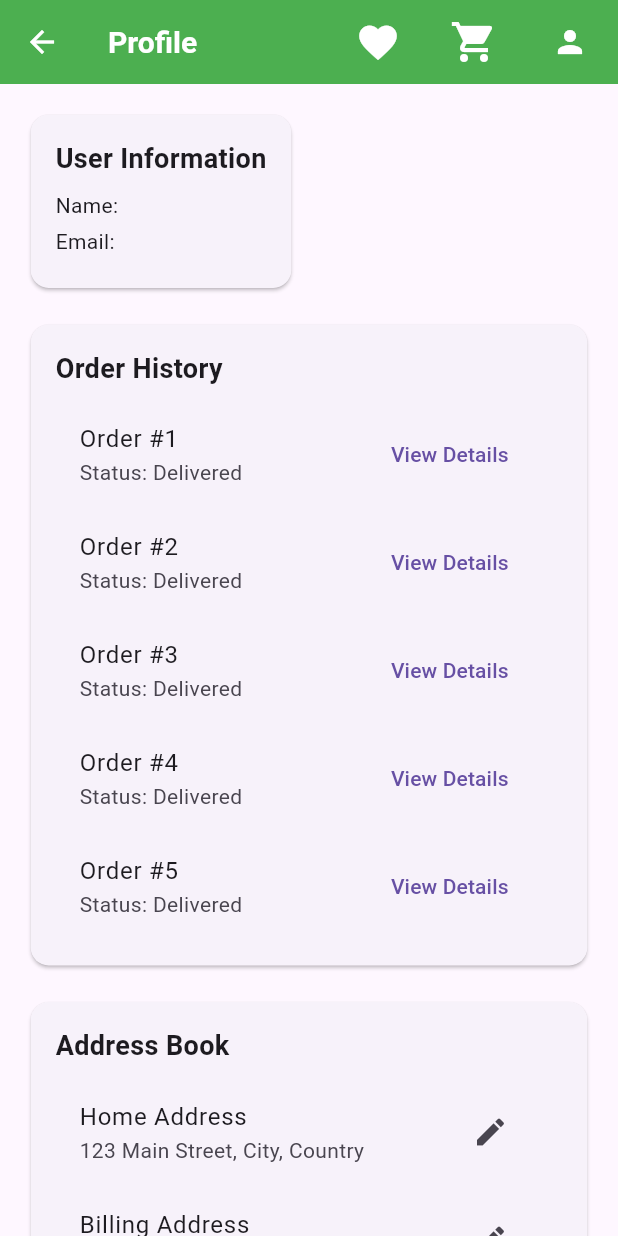
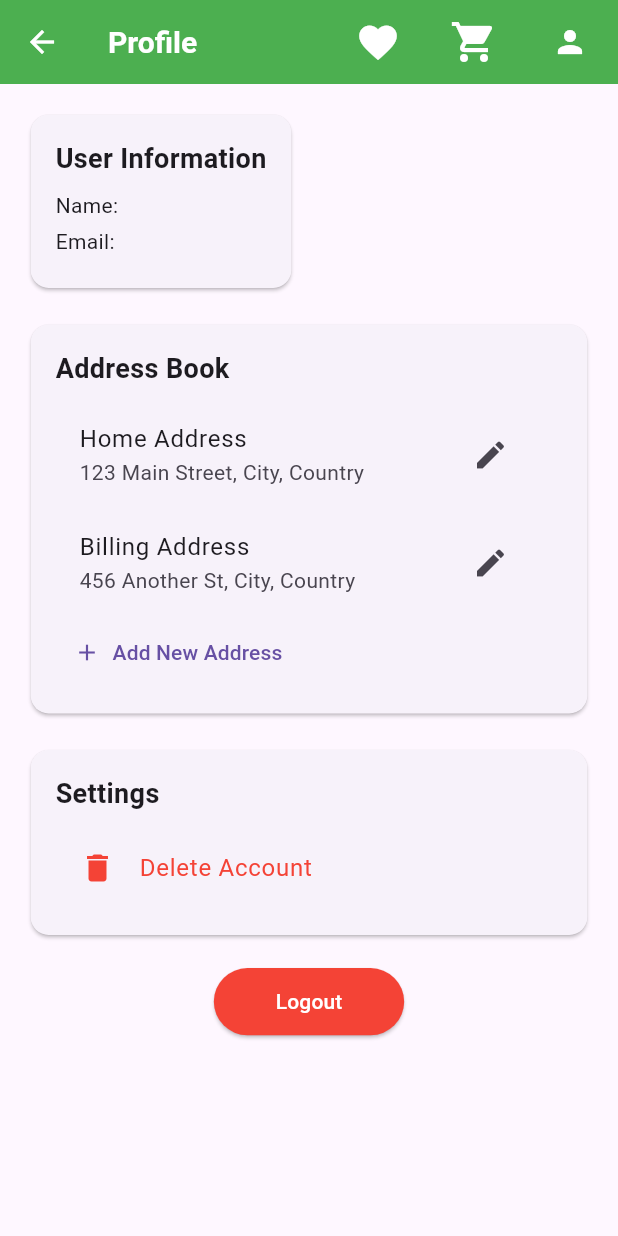
Before and after one commit to void-craft/flutter-ecommerce-app, a Flutter app: the ProfileScreen screen opened directly, on a phone screen of 412 x 824 dp. Run offline on Flutter 3.47's test engine with Material 3 defaults, Android fonts, the phone set to English and light mode, and no system bars; our stand-ins replace cloud_firestore, equatable, firebase_auth, firebase_core, flutter_bloc, flutter_rating_bar and 2 more; accounts and stored records are empty; network calls fail.

Commit message:
edited profile screen

```diff
--- a/lib/screens/profile/profile_screen.dart
+++ b/lib/screens/profile/profile_screen.dart
@@ -2,6 +2,7 @@
 import 'package:bagit/widgets/appbar/custom_appbar_widget.dart';
 import 'package:firebase_auth/firebase_auth.dart';
 import 'package:flutter/material.dart';
+import 'package:google_sign_in/google_sign_in.dart';
 
 class ProfileScreen extends StatefulWidget {
   const ProfileScreen({super.key});
@@ -12,7 +13,10 @@
 
 class _ProfileScreenState extends State<ProfileScreen> {
   Future<void> _signOutAndNavigate() async {
+    final GoogleSignIn googleSignIn = GoogleSignIn();
+    await googleSignIn.signOut();
     await FirebaseAuth.instance.signOut();
+
     if (mounted) {
       _showLogoutDialog();
     }
@@ -57,8 +61,8 @@
           crossAxisAlignment: CrossAxisAlignment.start,
           children: [
             _buildUserInfoCard(user, padding),
-            SizedBox(height: padding),
-            _buildOrderHistoryCard(padding),
+            // SizedBox(height: padding),
+            // _buildOrderHistoryCard(padding),
             SizedBox(height: padding),
             _buildAddressBookCard(padding),
             SizedBox(height: padding),
@@ -87,34 +91,34 @@
     );
   }
 
-  Widget _buildOrderHistoryCard(double padding) {
-    return Card(
-      child: Padding(
-        padding: EdgeInsets.all(padding),
-        child: Column(
-          crossAxisAlignment: CrossAxisAlignment.start,
-          children: [
-            _buildSectionTitle('Order History', padding),
-            ListView.builder(
-              shrinkWrap: true,
-              physics: const NeverScrollableScrollPhysics(),
-              itemCount: 5,
-              itemBuilder: (context, index) {
-                return ListTile(
-                  title: Text('Order #${index + 1}'),
-                  subtitle: const Text('Status: Delivered'),
-                  trailing: TextButton(
-                    child: const Text('View Details'),
-                    onPressed: () {},
-                  ),
-                );
-              },
-            ),
-          ],
-        ),
-      ),
-    );
-  }
+  // Widget _buildOrderHistoryCard(double padding) {
+  //   return Card(
+  //     child: Padding(
+  //       padding: EdgeInsets.all(padding),
+  //       child: Column(
+  //         crossAxisAlignment: CrossAxisAlignment.start,
+  //         children: [
+  //           _buildSectionTitle('Order History', padding),
+  //           ListView.builder(
+  //             shrinkWrap: true,
+  //             physics: const NeverScrollableScrollPhysics(),
+  //             itemCount: 5,
+  //             itemBuilder: (context, index) {
+  //               return ListTile(
+  //                 title: Text('Order #${index + 1}'),
+  //                 subtitle: const Text('Status: Delivered'),
+  //                 trailing: TextButton(
+  //                   child: const Text('View Details'),
+  //                   onPressed: () {},
+  //                 ),
+  //               );
+  //             },
+  //           ),
+  //         ],
+  //       ),
+  //     ),
+  //   );
+  // }
 
   Widget _buildAddressBookCard(double padding) {
     return Card(
```
